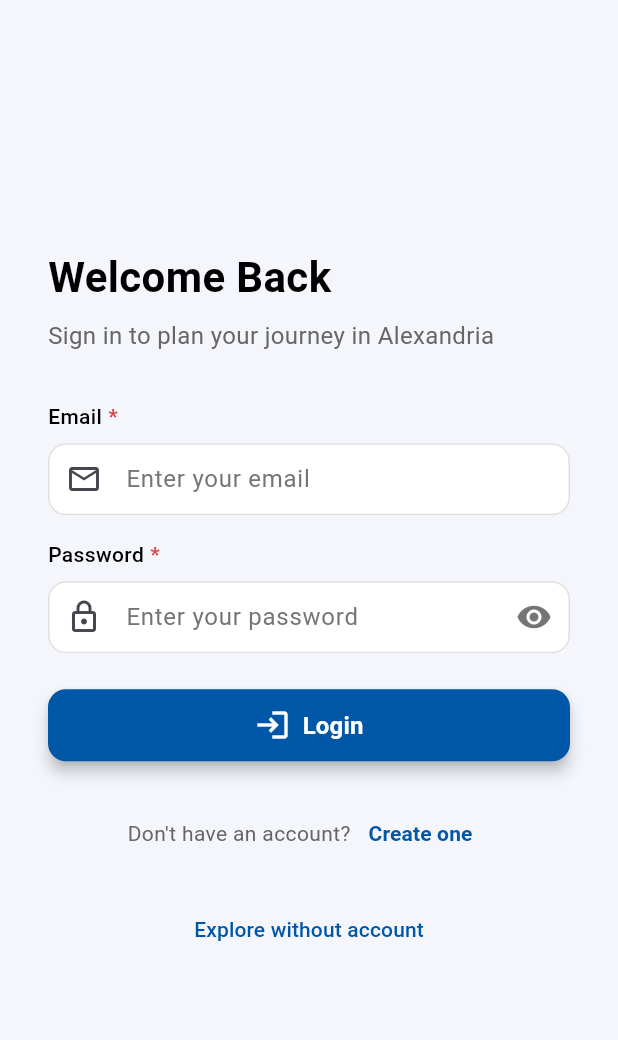
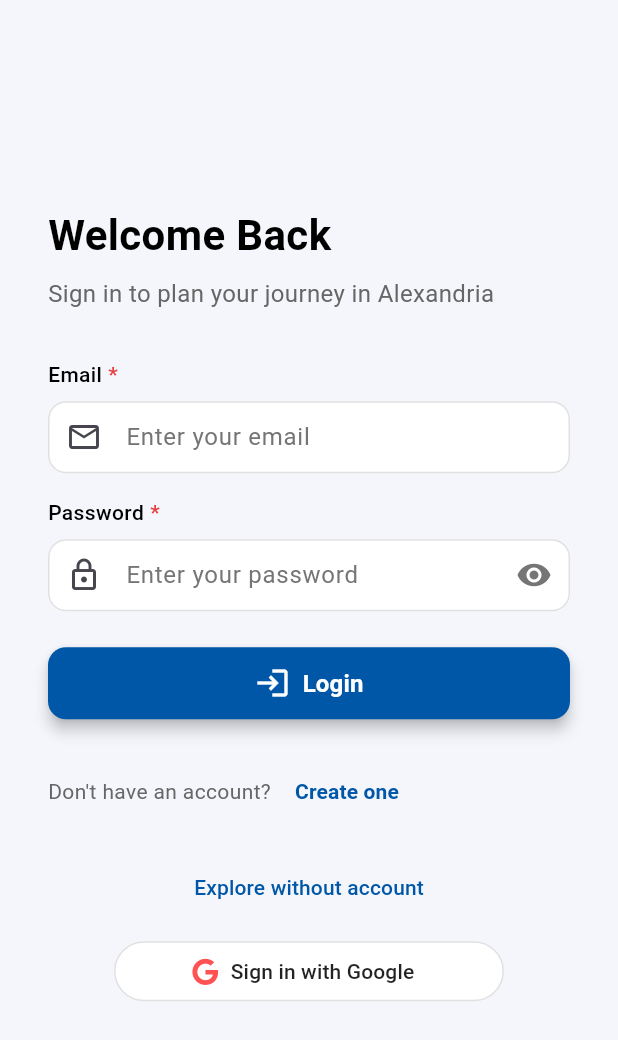
Before and after one commit to RowanFayez/Ecommerce, a Flutter app: the screen it shows after launch, on a phone screen of 412 x 824 dp. Shown: the top 1040 px of the screen. Run offline on Flutter 3.47's test engine with Material 3 defaults, Android fonts, the phone set to English and light mode, and no system bars; our stand-ins replace connectivity_plus, dio, equatable, firebase_auth, firebase_core, flutter_bloc and 8 more; accounts and stored records are empty; generated files the repository leaves out were written again; Roboto replaces fonts that are missing (Poppins).

Commit message:
Success ADD google auth access

```diff
--- /dev/null
+++ b/lib/core/remote/oauth_config.dart
@@ -0,0 +1,5 @@
+class OauthConfig {
+  // Web client ID provided by the user (Google Cloud Console)
+  static const String webClientId =
+      '702700187745-glu0r6jn3vnb70h6q1mbqn8r0op9mqlp.apps.googleusercontent.com';
+}
--- a/lib/presentation/features/auth/screens/login_screen.dart
+++ b/lib/presentation/features/auth/screens/login_screen.dart
@@ -1,19 +1,41 @@
 import 'package:flutter/material.dart';
 import 'package:provider/provider.dart';
+import 'package:font_awesome_flutter/font_awesome_flutter.dart';
 import 'package:taskaia/core/managers/app_dialog.dart';
 import 'package:taskaia/core/theme/app_strings.dart';
 import 'package:taskaia/core/routing/app_routes.dart';
 import 'package:taskaia/presentation/features/home/view/home_screen.dart';
-import '../../../../core/di/injection.dart';
-import '../../../../core/services/auth_token_store.dart';
+// removed unused DI/auth imports
 import '../../../../core/theme/app_colors.dart';
 import '../../../../core/theme/app_dimensions.dart';
 import '../../../../core/utils/responsive_utils.dart';
 import '../../../../core/widgets/responsive_scaffold.dart';
 import '../widgets/login_form.dart';
+import '../controller/auth_controller.dart';
 
 class LoginScreen extends StatelessWidget {
   const LoginScreen({super.key});
+
+  Future<void> _loginWithGoogle(BuildContext context) async {
+    final auth = AuthController();
+    final result = await auth.loginWithGoogle();
+  // Guard against using a deactivated context after await
+  if (!context.mounted) return;
+  if (result['success'] == true) {
+      AppRoutes.navigateToHome(
+        context,
+        clearStack: true,
+        transition: TransitionType.slideFade,
+      );
+    } else {
+      AppDialog.showInstructionDialog(
+        context,
+        title: 'Google Sign-In',
+        content: result['message']?.toString() ?? 'Failed to sign in with Google',
+        buttonText: 'OK',
+      );
+    }
+  }
 
   void _showSignupInstructions(BuildContext context) {
     AppDialog.showInstructionDialog(
@@ -101,8 +123,10 @@ class LoginScreen extends StatelessWidget {
                   AppDimensions.spacing24,
                 ),
               ),
-              Row(
-                mainAxisAlignment: MainAxisAlignment.center,
+              Wrap(
+                alignment: WrapAlignment.center,
+                crossAxisAlignment: WrapCrossAlignment.center,
+                spacing: 4,
                 children: [
                   Text(
                     AppStrings.dontHaveAccount,
@@ -154,6 +178,29 @@ class LoginScreen extends StatelessWidget {
                   ),
                 ),
               ),
+              // Google Sign-In button
+              SizedBox(
+                height: ResponsiveUtils.getResponsiveSpacing(
+                  context,
+                  AppDimensions.spacing8,
+                ),
+              ),
+              Center(
+                child: SizedBox(
+                  width: 260,
+                  child: ElevatedButton.icon(
+                    onPressed: () => _loginWithGoogle(context),
+                    icon: const Icon(FontAwesomeIcons.google, size: 18, color: Colors.redAccent),
+                    style: ElevatedButton.styleFrom(
+                      backgroundColor: Colors.white,
+                      foregroundColor: Colors.black87,
+                      side: const BorderSide(color: Color(0xFFE0E0E0)),
+                      elevation: 0,
+                    ),
+                    label: const Text('Sign in with Google'),
+                  ),
+                ),
+              ),
               SizedBox(
                 height: ResponsiveUtils.getResponsiveSpacing(
                   context,
--- a/lib/presentation/features/product/widgets/product_details_actions.dart
+++ b/lib/presentation/features/product/widgets/product_details_actions.dart
@@ -50,7 +50,7 @@ class ProductDetailsActions extends StatelessWidget {
         ),
       );
     } else {
-      // User is guest, show login dialog
+  // User is guest, show login dialog
       _showLoginRequiredDialog(context);
     }
   }
```
Also changed, not shown: lib/presentation/features/auth/controller/auth_controller.dart (+63 -0 lines), lib/presentation/features/home/view/home_screen.dart (+77 -18 lines), 1 other file.
